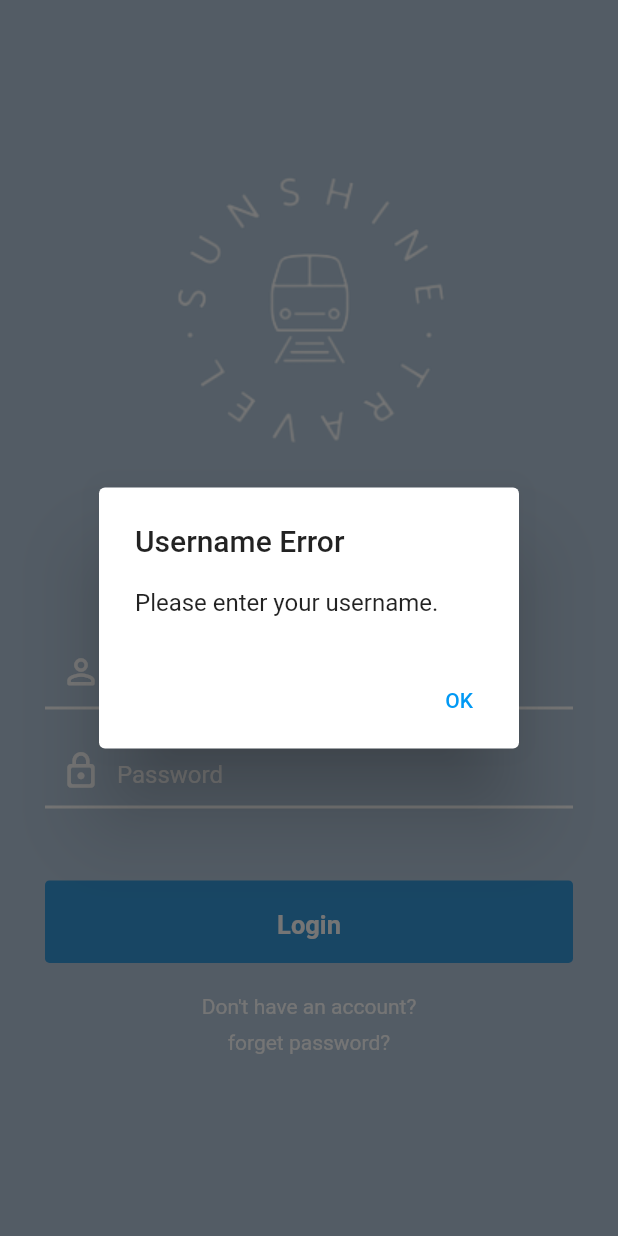
After one commit to bungearnss/travel_ui_app, a Flutter app: the LoginScreen screen opened directly, after a tap on "Login", on a phone screen of 412 x 824 dp. The commit adds this screen. Run offline on Flutter 3.47's test engine with Material 2 defaults, Android fonts, the phone set to English and light mode, and no system bars.

Commit message:
add login validation func and alert dialog

```diff
--- a/lib/src/screens/login_screen.dart
+++ b/lib/src/screens/login_screen.dart
@@ -1,11 +1,12 @@
 import 'package:flutter/material.dart';
 
+import '../components/custom_button.dart';
 import '../utils/constants/colors.dart';
-import '../components/custom_button.dart';
 import '../utils/common_utils.dart';
 import '../utils/image_utils.dart';
 import '../utils/text_utils.dart';
 import '../screens/destination_screen.dart';
+import '../widgets/error_popup.dart';
 
 class LoginScreen extends StatefulWidget {
   const LoginScreen({super.key});
@@ -36,12 +37,45 @@ class _LoginScreenState extends State<LoginScreen> {
   }
 
   goToDestinations() {
+    if (_username == "") {
+      _showLoginError("Username");
+    } else if (_password == "") {
+      _showLoginError("Password");
+    } else {
       Navigator.push(
         context,
         MaterialPageRoute(
           builder: ((context) => const DestinationScreen()),
         ),
       );
+    }
+  }
+
+  String? _validateUsername(String text) {
+    if (_isEditingUserDone == true && (text.isEmpty)) {
+      return TextUtils.userIsEmptyError;
+    }
+    if (_isEditingUserDone == true && (text.length < 5)) {
+      return TextUtils.userLenghtError;
+    }
+    return null;
+  }
+
+  String? _validatePassword(String text) {
+    if (_isEditingPassDone == true && (text.isEmpty)) {
+      return TextUtils.passIsEmptyError;
+    }
+    if (_isEditingPassDone == true && (text.length < 5)) {
+      return TextUtils.passLenghtError;
+    }
+    return null;
+  }
+
+  @override
+  void dispose() {
+    super.dispose();
+    _passwordController.dispose();
+    _usernameController.dispose();
   }
 
   @override
@@ -73,6 +107,9 @@ class _LoginScreenState extends State<LoginScreen> {
                       .copyWith(fontSize: 16),
                   onChanged: (txt) {
                     _onPassChanged("username", txt);
+                    setState(() {
+                      _isEditingUserDone = false;
+                    });
                   },
                   onEditingComplete: () {
                     setState(() {
@@ -81,6 +118,7 @@ class _LoginScreenState extends State<LoginScreen> {
                     currentFocus.unfocus();
                   },
                   decoration: InputDecoration(
+                    errorText: _validateUsername(_username),
                     enabledBorder: const UnderlineInputBorder(
                       borderSide: BorderSide(color: Colors.white, width: 2),
                     ),
@@ -113,6 +151,7 @@ class _LoginScreenState extends State<LoginScreen> {
                     const EdgeInsets.symmetric(horizontal: 30.0, vertical: 15),
                 child: TextField(
                   controller: _passwordController,
+                  obscureText: true,
                   textAlignVertical: TextAlignVertical.center,
                   keyboardType: TextInputType.text,
                   cursorColor: AppColors.primaryColor,
@@ -122,6 +161,9 @@ class _LoginScreenState extends State<LoginScreen> {
                       .copyWith(fontSize: 16),
                   onChanged: (txt) {
                     _onPassChanged("password", txt);
+                    setState(() {
+                      _isEditingPassDone = false;
+                    });
                   },
                   onEditingComplete: () {
                     setState(() {
@@ -130,6 +172,7 @@ class _LoginScreenState extends State<LoginScreen> {
                     currentFocus.unfocus();
                   },
                   decoration: InputDecoration(
+                    errorText: _validatePassword(_password),
                     enabledBorder: const UnderlineInputBorder(
                       borderSide: BorderSide(color: Colors.white, width: 2),
                     ),
@@ -157,7 +200,7 @@ class _LoginScreenState extends State<LoginScreen> {
                   ),
                 ),
               ),
-              SizedBox(height: CommonUtils.getDeviceHeight(context) * 0.08),
+              SizedBox(height: CommonUtils.getDeviceHeight(context) * 0.04),
               CustomButton(title: "Login", onPressed: goToDestinations),
               const SizedBox(height: 15),
               Text(
@@ -180,4 +223,16 @@ class _LoginScreenState extends State<LoginScreen> {
       ),
     );
   }
+
+  Future<void> _showLoginError(String title) async {
+    return showDialog(
+      context: context,
+      barrierDismissible: false,
+      builder: ((context) {
+        return ErrorPopup(
+            title: "$title Error",
+            subtitle: "Please enter your ${title.toLowerCase()}.");
+      }),
+    );
   }
+}
--- a/lib/src/utils/text_utils.dart
+++ b/lib/src/utils/text_utils.dart
@@ -12,6 +12,10 @@ class TextUtils {
   /* Login Screen Text */
   static const String signUp = "Don't have an account?";
   static const String forgetPass = "forget password?";
+  static const String userIsEmptyError = "Username can't be empty";
+  static const String userLenghtError = "Username too short";
+  static const String passIsEmptyError = "Password can't be empty";
+  static const String passLenghtError = "Password too short";
 
   /* App title */
   static const String destinations = "Destinations";
--- /dev/null
+++ b/lib/src/widgets/error_popup.dart
@@ -0,0 +1,37 @@
+import 'package:flutter/material.dart';
+
+import '../utils/constants/colors.dart';
+
+class ErrorPopup extends StatelessWidget {
+  final String title;
+  final String subtitle;
+  const ErrorPopup({super.key, required this.title, required this.subtitle});
+
+  @override
+  Widget build(BuildContext context) {
+    return AlertDialog(
+      title: Text(title),
+      content: SingleChildScrollView(
+        child: ListBody(
+          children: <Widget>[
+            Text(
+              subtitle,
+              textAlign: TextAlign.start,
+            ),
+          ],
+        ),
+      ),
+      actions: <Widget>[
+        TextButton(
+          child: const Text(
+            'OK',
+            style: TextStyle(color: AppColors.headColor),
+          ),
+          onPressed: () {
+            Navigator.of(context).pop();
+          },
+        ),
+      ],
+    );
+  }
+}
```
Lines whose indentation alone changed are shown as unchanged.
